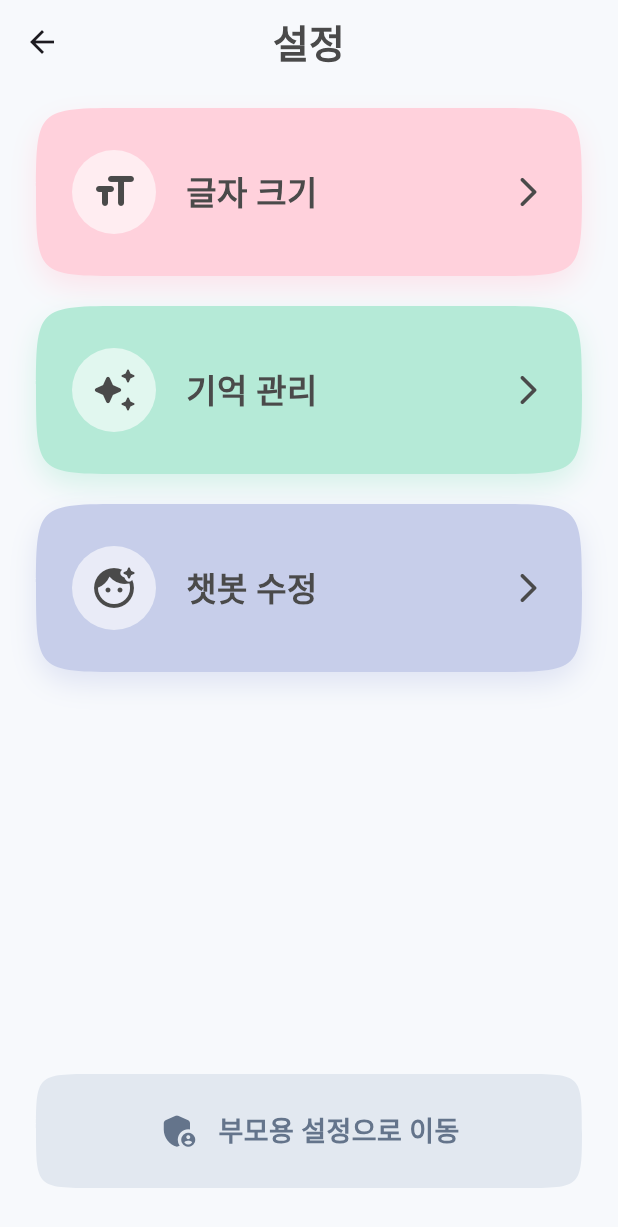
After one commit to A-I-capstone/2026-capstone-a-i-client, a Flutter app: the _SettingsViewContent screen opened directly, on a phone screen of 412 x 824 dp. The commit adds this screen. Shown: the top 1227 px of the screen. Run offline on Flutter 3.47's test engine with Material 3 defaults, Android fonts, the phone set to English and light mode, and no system bars.

Commit message:
feat: add settings screen and link to main view

```diff
--- /dev/null
+++ b/lib/viewmodels/settings/settings_viewmodel.dart
@@ -0,0 +1,23 @@
+import 'package:flutter/foundation.dart';
+
+class SettingsViewModel extends ChangeNotifier {
+  void onTextSizeClicked() {
+    // Navigate to text size settings (Not implemented yet)
+    debugPrint('Navigate to text size settings');
+  }
+
+  void onMemoryClicked() {
+    // Navigate to memory management (Not implemented yet)
+    debugPrint('Navigate to memory management');
+  }
+
+  void onChatbotClicked() {
+    // Navigate to chatbot settings (Not implemented yet)
+    debugPrint('Navigate to chatbot settings');
+  }
+
+  void onParentSettingsClicked() {
+    // Navigate to parent settings (Not implemented yet)
+    debugPrint('Navigate to parent settings');
+  }
+}
--- a/lib/views/chat/chat_view.dart
+++ b/lib/views/chat/chat_view.dart
@@ -1,6 +1,7 @@
 import 'package:flutter/material.dart';
 import 'package:provider/provider.dart';
 import '../../viewmodels/chat_view_model.dart';
+import '../settings/settings_view.dart';
 
 class ChatView extends StatelessWidget {
   const ChatView({super.key});
@@ -48,7 +49,12 @@ class _ChatAppBar extends StatelessWidget implements PreferredSizeWidget {
             color: Color(0xFF424242),
             size: 32,
           ),
-          onPressed: () {}, // To be implemented
+          onPressed: () {
+            Navigator.push(
+              context,
+              MaterialPageRoute(builder: (context) => const SettingsView()),
+            );
+          },
         ),
       ],
     );
--- /dev/null
+++ b/lib/views/settings/settings_view.dart
@@ -0,0 +1,268 @@
+import 'package:flutter/material.dart';
+import 'package:provider/provider.dart';
+import '../../viewmodels/settings/settings_viewmodel.dart';
+
+class SettingsView extends StatelessWidget {
+  const SettingsView({super.key});
+
+  @override
+  Widget build(BuildContext context) {
+    return ChangeNotifierProvider(
+      create: (_) => SettingsViewModel(),
+      child: const _SettingsViewContent(),
+    );
+  }
+}
+
+class _SettingsViewContent extends StatelessWidget {
+  const _SettingsViewContent();
+
+  @override
+  Widget build(BuildContext context) {
+    final viewModel = context.watch<SettingsViewModel>();
+
+    return Scaffold(
+      backgroundColor: const Color(0xFFF7F9FC), // Soft, pastel background
+      appBar: AppBar(
+        title: const Text(
+          '설정',
+          style: TextStyle(
+            fontSize: 26,
+            fontWeight: FontWeight.w800,
+            color: Color(0xFF4A4A4A),
+          ),
+        ),
+        backgroundColor: Colors.transparent,
+        elevation: 0,
+        centerTitle: true,
+      ),
+      body: SafeArea(
+        child: Padding(
+          padding: const EdgeInsets.symmetric(horizontal: 24.0, vertical: 16.0),
+          child: Column(
+            crossAxisAlignment: CrossAxisAlignment.stretch,
+            children: [
+              _SettingsCard(
+                title: '글자 크기',
+                icon: Icons.format_size_rounded,
+                color: const Color(0xFFFFD1DC), // Pastel pink
+                onTap: viewModel.onTextSizeClicked,
+              ),
+              const SizedBox(height: 20),
+              _SettingsCard(
+                title: '기억 관리',
+                icon: Icons.auto_awesome_rounded,
+                color: const Color(0xFFB5EAD7), // Pastel mint green
+                onTap: viewModel.onMemoryClicked,
+              ),
+              const SizedBox(height: 20),
+              _SettingsCard(
+                title: '챗봇 수정',
+                icon: Icons.face_retouching_natural_rounded,
+                color: const Color(0xFFC7CEEA), // Pastel periwinkle
+                onTap: viewModel.onChatbotClicked,
+              ),
+
+              const Spacer(),
+
+              _ParentSettingsButton(
+                onTap: viewModel.onParentSettingsClicked,
+              ),
+              const SizedBox(height: 16),
+            ],
+          ),
+        ),
+      ),
+    );
+  }
+}
+
+class _SettingsCard extends StatefulWidget {
+  final String title;
+  final IconData icon;
+  final Color color;
+  final VoidCallback onTap;
+
+  const _SettingsCard({
+    required this.title,
+    required this.icon,
+    required this.color,
+    required this.onTap,
+  });
+
+  @override
+  State<_SettingsCard> createState() => _SettingsCardState();
+}
+
+class _SettingsCardState extends State<_SettingsCard> with SingleTickerProviderStateMixin {
+  late AnimationController _controller;
+  late Animation<double> _scaleAnimation;
+
+  @override
+  void initState() {
+    super.initState();
+    _controller = AnimationController(
+      vsync: this,
+      duration: const Duration(milliseconds: 150),
+    );
+    _scaleAnimation = Tween<double>(begin: 1.0, end: 0.95).animate(
+      CurvedAnimation(parent: _controller, curve: Curves.elasticOut),
+    );
+  }
+
+  @override
+  void dispose() {
+    _controller.dispose();
+    super.dispose();
+  }
+
+  @override
+  Widget build(BuildContext context) {
+    return GestureDetector(
+      onTapDown: (_) => _controller.forward(),
+      onTapUp: (_) {
+        _controller.reverse();
+        widget.onTap();
+      },
+      onTapCancel: () => _controller.reverse(),
+      child: AnimatedBuilder(
+        animation: _controller,
+        builder: (context, child) {
+          return Transform.scale(
+            scale: _scaleAnimation.value,
+            child: child,
+          );
+        },
+        child: Container(
+          padding: const EdgeInsets.symmetric(horizontal: 24, vertical: 28),
+          decoration: ShapeDecoration(
+            color: widget.color,
+            shape: ContinuousRectangleBorder(
+              borderRadius: BorderRadius.circular(60), // Organic continuous curve
+            ),
+            shadows: [
+              BoxShadow(
+                color: widget.color.withOpacity(0.5),
+                blurRadius: 15,
+                offset: const Offset(0, 8),
+              ),
+            ],
+          ),
+          child: Row(
+            children: [
+              Container(
+                padding: const EdgeInsets.all(12),
+                decoration: const BoxDecoration(
+                  color: Colors.white60,
+                  shape: BoxShape.circle,
+                ),
+                child: Icon(
+                  widget.icon,
+                  size: 32,
+                  color: const Color(0xFF4A4A4A),
+                ),
+              ),
+              const SizedBox(width: 20),
+              Expanded(
+                child: Text(
+                  widget.title,
+                  style: const TextStyle(
+                    fontSize: 22,
+                    fontWeight: FontWeight.w700,
+                    color: Color(0xFF4A4A4A),
+                  ),
+                ),
+              ),
+              const Icon(
+                Icons.arrow_forward_ios_rounded,
+                color: Color(0xFF4A4A4A),
+                size: 24,
+              ),
+            ],
+          ),
+        ),
+      ),
+    );
+  }
+}
+
+class _ParentSettingsButton extends StatefulWidget {
+  final VoidCallback onTap;
+
+  const _ParentSettingsButton({required this.onTap});
+
+  @override
+  State<_ParentSettingsButton> createState() => _ParentSettingsButtonState();
+}
+
+class _ParentSettingsButtonState extends State<_ParentSettingsButton> with SingleTickerProviderStateMixin {
+  late AnimationController _controller;
+  late Animation<double> _scaleAnimation;
+
+  @override
+  void initState() {
+    super.initState();
+    _controller = AnimationController(
+      vsync: this,
+      duration: const Duration(milliseconds: 150),
+    );
+    _scaleAnimation = Tween<double>(begin: 1.0, end: 0.95).animate(
+      CurvedAnimation(parent: _controller, curve: Curves.elasticOut),
+    );
+  }
+
+  @override
+  void dispose() {
+    _controller.dispose();
+    super.dispose();
+  }
+
+  @override
+  Widget build(BuildContext context) {
+    return GestureDetector(
+      onTapDown: (_) => _controller.forward(),
+      onTapUp: (_) {
+        _controller.reverse();
+        widget.onTap();
+      },
+      onTapCancel: () => _controller.reverse(),
+      child: AnimatedBuilder(
+        animation: _controller,
+        builder: (context, child) {
+          return Transform.scale(
+            scale: _scaleAnimation.value,
+            child: child,
+          );
+        },
+        child: Container(
+          padding: const EdgeInsets.symmetric(vertical: 24),
+          decoration: ShapeDecoration(
+            color: const Color(0xFFE2E8F0), // Neutral clean tone
+            shape: ContinuousRectangleBorder(
+              borderRadius: BorderRadius.circular(40), // Organic continuous curve
+            ),
+          ),
+          child: const Row(
+            mainAxisAlignment: MainAxisAlignment.center,
+            children: [
+              Icon(
+                Icons.admin_panel_settings_rounded,
+                color: Color(0xFF64748B),
+                size: 28,
+              ),
+              SizedBox(width: 12),
+              Text(
+                '부모용 설정으로 이동',
+                style: TextStyle(
+                  fontSize: 18,
+                  fontWeight: FontWeight.w700,
+                  color: Color(0xFF64748B),
+                ),
+              ),
+            ],
+          ),
+        ),
+      ),
+    );
+  }
+}
```
